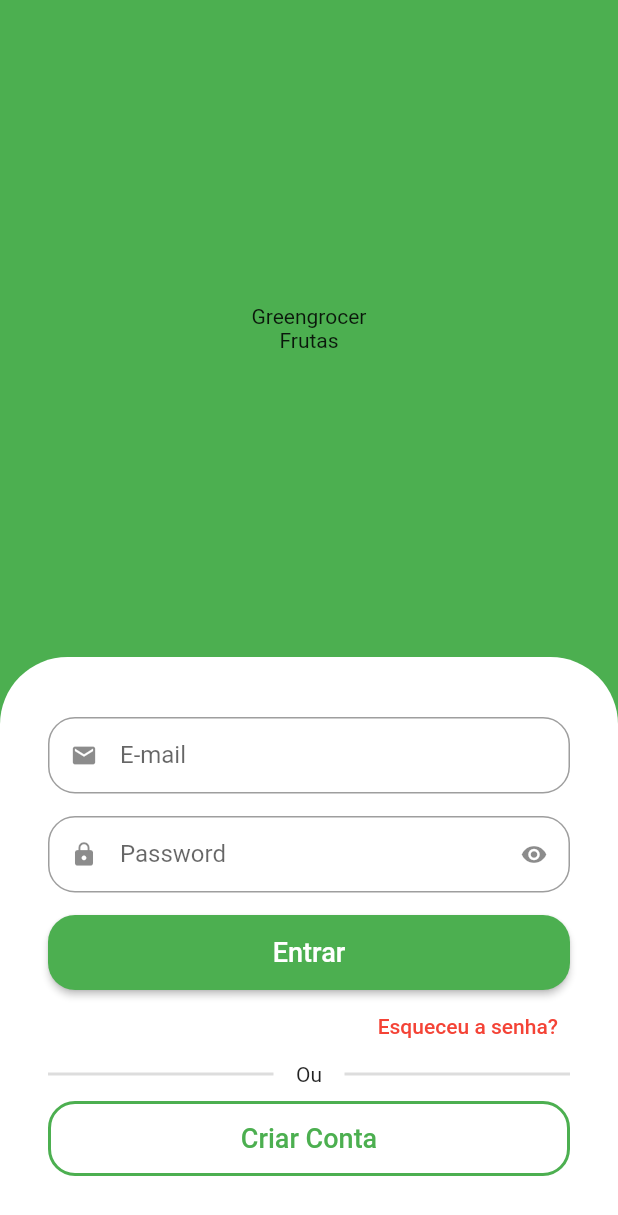
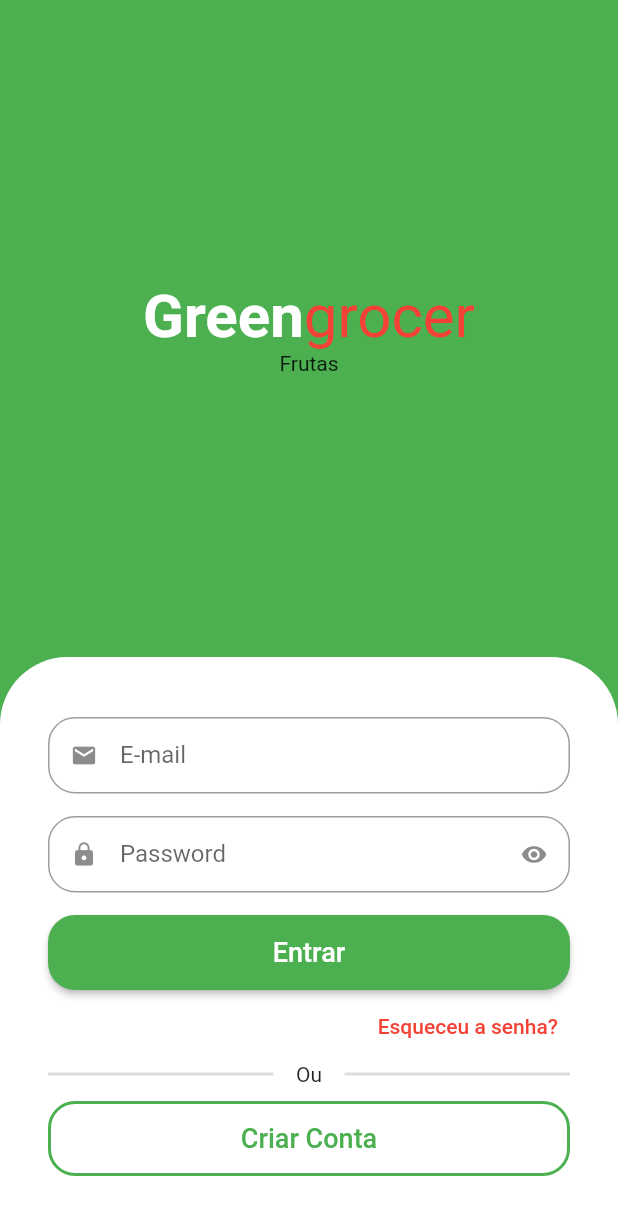
Before and after one commit to isaias99i/GreenGrocer, a Flutter app: the screen it shows after launch, on a phone screen of 412 x 824 dp. Shown: the top 1215 px of the screen. Run offline on Flutter 3.47's test engine with Material 2 defaults, Android fonts, the phone set to English and light mode, and no system bars.

```diff
--- a/lib/src/auth/sign_in_screen.dart
+++ b/lib/src/auth/sign_in_screen.dart
@@ -15,9 +15,33 @@ class SignInScreen extends StatelessWidget {
             child: Column(
               mainAxisAlignment: MainAxisAlignment.center,
               children: const [
-              Text('Greengrocer'),
-              Text('Frutas'),
-            ],
+
+                //Nome do App
+                Text.rich(
+                  TextSpan(
+                    style: TextStyle(
+                      fontSize: 40,
+                    ),
+                    children: [
+                      TextSpan(
+                        text: 'Green',
+                        style: TextStyle(
+                          color: Colors.white,
+                          fontWeight: FontWeight.bold,
+                        ),
+                      ),
+                    TextSpan(
+                      text: 'grocer',
+                      style: TextStyle(
+                        color: Colors.red
+                      )
+
+                    ),
+                    ],
+                  ),
+                ),
+                Text('Frutas'),
+              ],
             ),
           ),
 
```
